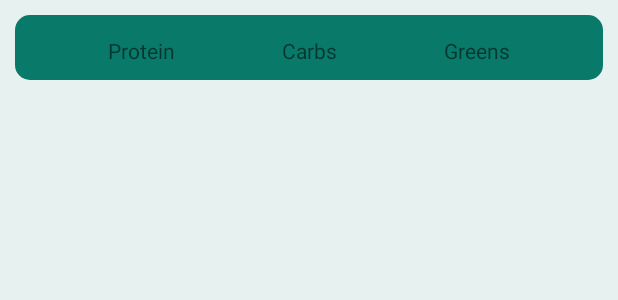
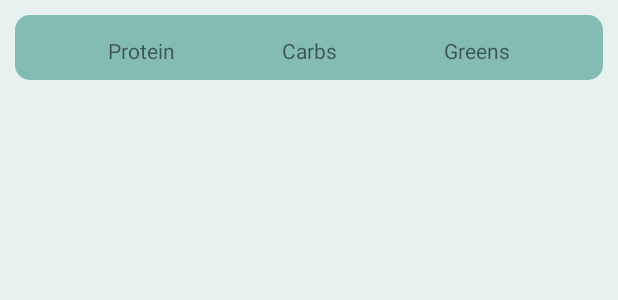
Before and after one commit to elisakaisa/meal-spinner, an Android app: the layout item_meal.xml on its own in the app's theme, with its tools: preview values and no code run, on a phone screen of 412 x 824 dp. Shown: the top 300 px of the screen. Run offline under Robolectric (Android 15) with nearby library versions, the phone set to English and light mode, and no system bars.

```diff
--- a/app/src/main/res/drawable/item_background.xml
+++ b/app/src/main/res/drawable/item_background.xml
@@ -2,6 +2,6 @@
 <shape
     xmlns:android="http://schemas.android.com/apk/res/android"
     android:shape= "rectangle">
-    <solid android:color="?colorPrimary"/>
+    <solid android:color="?colorSecondary"/>
     <corners android:radius="10dp"/>
 </shape>
--- a/app/src/main/res/layout/item_meal.xml
+++ b/app/src/main/res/layout/item_meal.xml
@@ -9,6 +9,7 @@
     android:background="@drawable/item_background">
 
     <com.google.android.material.textview.MaterialTextView
+        android:id="@+id/tv_item_protein"
         android:text="@string/protein"
         android:layout_width="wrap_content"
         android:layout_height="wrap_content"
@@ -19,6 +20,7 @@
         android:layout_margin="4dp"/>
 
     <com.google.android.material.textview.MaterialTextView
+        android:id="@+id/tv_item_carbs"
         android:text="@string/carbs"
         android:layout_width="wrap_content"
         android:layout_height="wrap_content"
@@ -29,6 +31,7 @@
         android:layout_margin="4dp"/>
 
     <com.google.android.material.textview.MaterialTextView
+        android:id="@+id/tv_item_greens"
         android:text="@string/greens"
         android:layout_width="wrap_content"
         android:layout_height="wrap_content"
--- a/app/src/main/res/values-night/themes.xml
+++ b/app/src/main/res/values-night/themes.xml
@@ -6,8 +6,8 @@
         <item name="colorPrimaryVariant">@color/cadmium_green</item>
         <item name="colorOnPrimary">@color/black</item>
         <!-- Secondary brand color. -->
-        <item name="colorSecondary">@color/teal_200</item>
-        <item name="colorSecondaryVariant">@color/teal_200</item>
+        <item name="colorSecondary">@color/dark_cadmium_green</item>
+        <item name="colorSecondaryVariant">@color/cadmium_green</item>
         <item name="colorOnSecondary">@color/very_dark_cadmium_green</item>
         <!-- Status bar color. -->
         <item name="android:statusBarColor">@color/very_dark_cadmium_green</item>
--- a/app/src/main/res/values/themes.xml
+++ b/app/src/main/res/values/themes.xml
@@ -6,8 +6,8 @@
         <item name="colorPrimaryVariant">@color/dark_cadmium_green</item>
         <item name="colorOnPrimary">@color/white</item>
         <!-- Secondary brand color. -->
-        <item name="colorSecondary">@color/teal_200</item>
-        <item name="colorSecondaryVariant">@color/teal_700</item>
+        <item name="colorSecondary">@color/light_cadmium_green</item>
+        <item name="colorSecondaryVariant">@color/cadmium_green</item>
         <item name="colorOnSecondary">@color/black</item>
         <!-- Status bar color. -->
         <item name="android:statusBarColor">?attr/colorPrimaryVariant</item>
```
Also changed, not shown: app/src/main/java/com/example/myapplication/FragmentSpinner.java (+11 -4 lines), app/src/main/java/com/example/myapplication/view/MealAdapter.java (+16 -2 lines).
